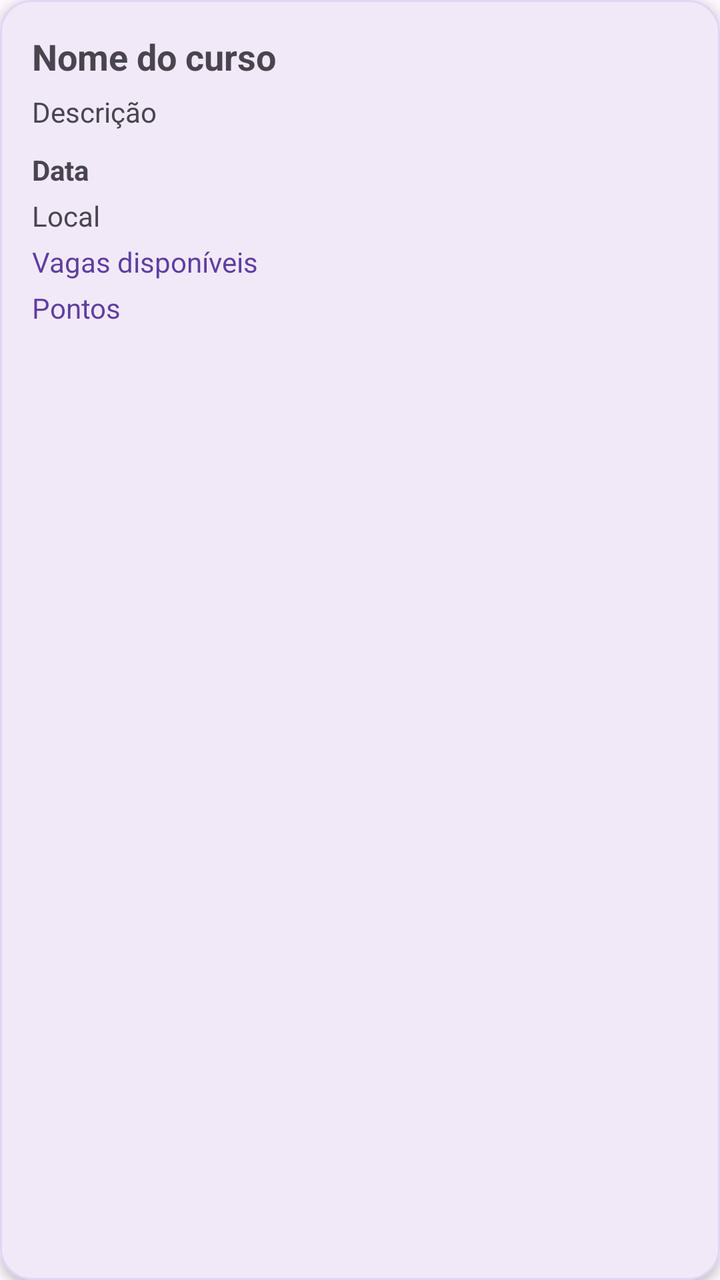
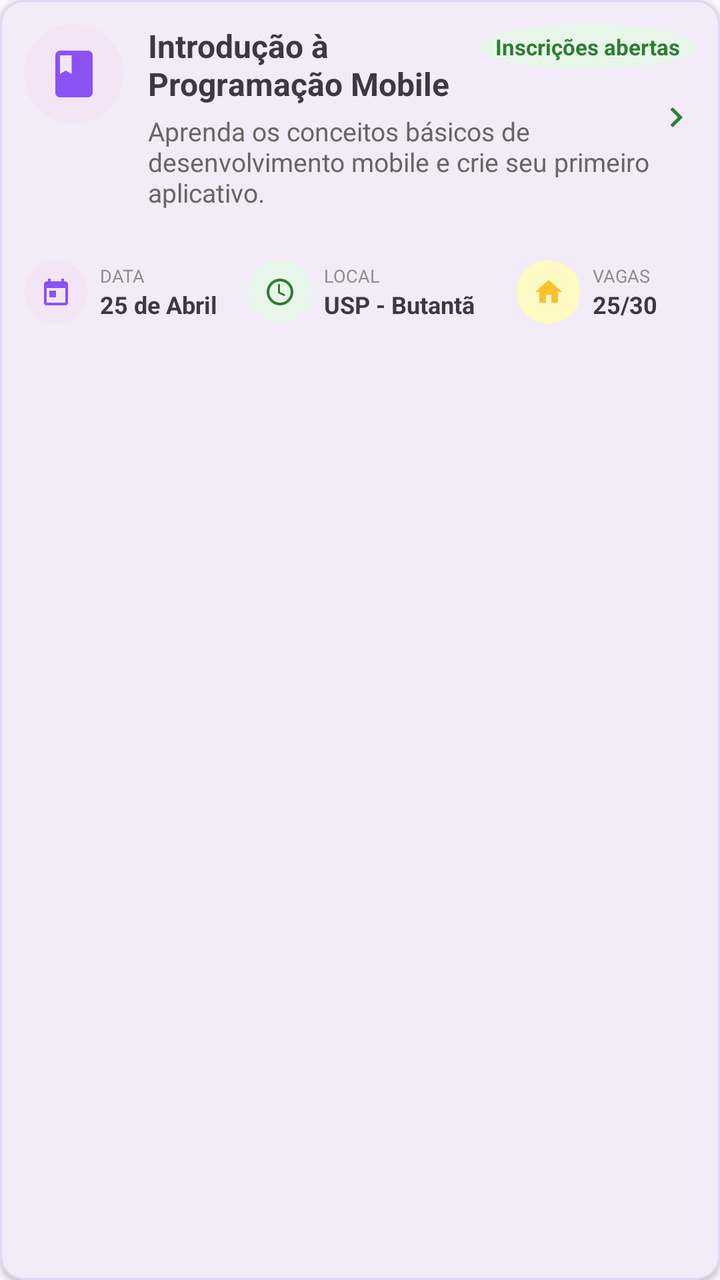

Before-and-after screenshots of an Android layout around one commit, followed by the original layout XML and the change that was made.
<!-- AndroidManifest.xml: application theme Theme.NextStepApp -->
<!-- res/layout/item_curso.xml -->
<?xml version="1.0" encoding="utf-8"?>
<com.google.android.material.card.MaterialCardView
    xmlns:android="http://schemas.android.com/apk/res/android"
    xmlns:app="http://schemas.android.com/apk/res-auto"
    android:layout_width="match_parent"
    android:layout_height="wrap_content"
    android:layout_marginBottom="12dp"
    app:cardCornerRadius="16dp"
    app:cardElevation="3dp"
    app:contentPadding="16dp"
    app:strokeColor="#E0D6F3"
    app:strokeWidth="1dp">

    <LinearLayout
        android:layout_width="match_parent"
        android:layout_height="wrap_content"
        android:orientation="vertical">

        <TextView
            android:id="@+id/tvNomeCurso"
            android:layout_width="match_parent"
            android:layout_height="wrap_content"
            android:text="Nome do curso"
            android:textSize="18sp"
            android:textStyle="bold" />

        <TextView
            android:id="@+id/tvDescricaoCurso"
            android:layout_width="match_parent"
            android:layout_height="wrap_content"
            android:layout_marginTop="6dp"
            android:text="Descrição"
            android:textSize="14sp" />

        <TextView
            android:id="@+id/tvDataCurso"
            android:layout_width="match_parent"
            android:layout_height="wrap_content"
            android:layout_marginTop="10dp"
            android:text="Data"
            android:textSize="14sp"
            android:textStyle="bold" />

        <TextView
            android:id="@+id/tvLocalCurso"
            android:layout_width="match_parent"
            android:layout_height="wrap_content"
            android:layout_marginTop="4dp"
            android:text="Local"
            android:textSize="14sp" />

        <TextView
            android:id="@+id/tvVagasCurso"
            android:layout_width="match_parent"
            android:layout_height="wrap_content"
            android:layout_marginTop="4dp"
            android:text="Vagas disponíveis"
            android:textSize="14sp"
            android:textColor="#5E3EA1" />

        <TextView
            android:id="@+id/tvPontosCurso"
            android:layout_width="match_parent"
            android:layout_height="wrap_content"
            android:layout_marginTop="4dp"
            android:text="Pontos"
            android:textSize="14sp"
            android:textColor="#5E3EA1" />

    </LinearLayout>

</com.google.android.material.card.MaterialCardView>
<!-- resources referenced by this layout -->
<resources>
  <style name="Theme.NextStepApp" parent="Base.Theme.NextStepApp" />
  <style name="Base.Theme.NextStepApp" parent="Theme.Material3.DayNight.NoActionBar">
          
          
      </style>
</resources>

<!-- the commit's change to res/layout/item_curso.xml (unified diff, before → after) -->
@@ -1,72 +1,161 @@
 <?xml version="1.0" encoding="utf-8"?>
-<com.google.android.material.card.MaterialCardView
-    xmlns:android="http://schemas.android.com/apk/res/android"
+<com.google.android.material.card.MaterialCardView xmlns:android="http://schemas.android.com/apk/res/android"
     xmlns:app="http://schemas.android.com/apk/res-auto"
+    android:id="@+id/cardCursoItem"
     android:layout_width="match_parent"
     android:layout_height="wrap_content"
-    android:layout_marginBottom="12dp"
-    app:cardCornerRadius="16dp"
-    app:cardElevation="3dp"
-    app:contentPadding="16dp"
+    android:layout_marginHorizontal="4dp"
+    android:layout_marginVertical="8dp"
+    android:clickable="true"
+    android:focusable="true"
+    android:foreground="?attr/selectableItemBackground"
+    app:cardCornerRadius="12dp"
+    app:cardElevation="2dp"
     app:strokeColor="#E0D6F3"
     app:strokeWidth="1dp">
 
-    <LinearLayout
+    <androidx.constraintlayout.widget.ConstraintLayout
         android:layout_width="match_parent"
         android:layout_height="wrap_content"
-        android:orientation="vertical">
+        android:padding="12dp">
 
+        
+        <View
+            android:id="@+id/iconBackground"
+            android:layout_width="50dp"
+            android:layout_height="50dp"
+            android:background="@drawable/light_purple_circle"
+            app:layout_constraintStart_toStartOf="parent"
+            app:layout_constraintTop_toTopOf="parent" />
+
+        <ImageView
+            android:id="@+id/ivIconCurso"
+            android:layout_width="28dp"
+            android:layout_height="28dp"
+            android:src="@drawable/ic_courses"
+            app:layout_constraintBottom_toBottomOf="@id/iconBackground"
+            app:layout_constraintEnd_toEndOf="@id/iconBackground"
+            app:layout_constraintStart_toStartOf="@id/iconBackground"
+            app:layout_constraintTop_toTopOf="@id/iconBackground"
+            app:tint="@color/purple_primary" />
+
+        
         <TextView
             android:id="@+id/tvNomeCurso"
-            android:layout_width="match_parent"
+            android:layout_width="0dp"
             android:layout_height="wrap_content"
-            android:text="Nome do curso"
-            android:textSize="18sp"
-            android:textStyle="bold" />
+            android:layout_marginStart="12dp"
+            android:layout_marginEnd="8dp"
+            android:text="Introdução à Programação Mobile"
+            android:textColor="#3F3745"
+            android:textSize="16sp"
+            android:textStyle="bold"
+            app:layout_constraintEnd_toStartOf="@+id/tvBadgeStatus"
+            app:layout_constraintStart_toEndOf="@id/iconBackground"
+            app:layout_constraintTop_toTopOf="parent" />
 
         <TextView
             android:id="@+id/tvDescricaoCurso"
+            android:layout_width="0dp"
+            android:layout_height="wrap_content"
+            android:layout_marginTop="4dp"
+            android:text="Aprenda os conceitos básicos de desenvolvimento mobile e crie seu primeiro aplicativo."
+            android:textColor="#666666"
+            android:textSize="13sp"
+            app:layout_constraintEnd_toStartOf="@+id/ivChevron"
+            app:layout_constraintStart_toStartOf="@id/tvNomeCurso"
+            app:layout_constraintTop_toBottomOf="@id/tvNomeCurso" />
+
+        
+        <TextView
+            android:id="@+id/tvBadgeStatus"
+            android:layout_width="wrap_content"
+            android:layout_height="wrap_content"
+            android:background="@drawable/light_green_circle"
+            android:paddingHorizontal="8dp"
+            android:paddingVertical="4dp"
+            android:text="Inscrições abertas"
+            android:textColor="#2E7D32"
+            android:textSize="11sp"
+            android:textStyle="bold"
+            app:layout_constraintEnd_toEndOf="parent"
+            app:layout_constraintTop_toTopOf="parent" />
+
+        
+        <ImageView
+            android:id="@+id/ivChevron"
+            android:layout_width="20dp"
+            android:layout_height="20dp"
+            android:src="@drawable/ic_chevron_right"
+            app:layout_constraintBottom_toBottomOf="@id/tvDescricaoCurso"
+            app:layout_constraintEnd_toEndOf="parent"
+            app:layout_constraintTop_toTopOf="@id/tvNomeCurso"
+            app:tint="#2E7D32" />
+
+        
+        <View
+            android:id="@+id/innerDivider"
+            android:layout_width="0dp"
+            android:layout_height="1dp"
+            android:layout_marginTop="12dp"
+            android:background="#F0F0F0"
+            app:layout_constraintEnd_toEndOf="parent"
+            app:layout_constraintStart_toStartOf="parent"
+            app:layout_constraintTop_toBottomOf="@id/tvDescricaoCurso" />
+
+        
+        <LinearLayout
             android:layout_width="match_parent"
             android:layout_height="wrap_content"
-            android:layout_marginTop="6dp"
-            android:text="Descrição"
-            android:textSize="14sp" />
+            android:layout_marginTop="12dp"
+            android:gravity="center_vertical"
+            android:orientation="horizontal"
+            app:layout_constraintTop_toBottomOf="@id/innerDivider">
 
-        <TextView
-            android:id="@+id/tvDataCurso"
-            android:layout_width="match_parent"
-            android:layout_height="wrap_content"
-            android:layout_marginTop="10dp"
-            android:text="Data"
-            android:textSize="14sp"
-            android:textStyle="bold" />
+            
+            <LinearLayout
+                android:layout_width="0dp"
+                android:layout_height="wrap_content"
+                android:layout_weight="1"
+                android:gravity="center_vertical"
+                android:orientation="horizontal">
+                <ImageView android:layout_width="32dp" android:layout_height="32dp" android:src="@drawable/ic_calendar" android:background="@drawable/light_purple_circle" android:padding="8dp" app:tint="@color/purple_primary"/>
+                <LinearLayout android:layout_width="wrap_content" android:layout_height="wrap_content" android:orientation="vertical" android:layout_marginStart="6dp">
+                    <TextView android:layout_width="wrap_content" android:layout_height="wrap_content" android:text="DATA" android:textSize="9sp" android:textColor="#8E8E8E"/>
+                    <TextView android:id="@+id/tvDataCurso" android:layout_width="wrap_content" android:layout_height="wrap_content" android:text="25 de Abril" android:textSize="12sp" android:textStyle="bold" android:textColor="#3F3745"/>
+                </LinearLayout>
+            </LinearLayout>
 
-        <TextView
-            android:id="@+id/tvLocalCurso"
-            android:layout_width="match_parent"
-            android:layout_height="wrap_content"
-            android:layout_marginTop="4dp"
-            android:text="Local"
-            android:textSize="14sp" />
+            
+            <LinearLayout
+                android:layout_width="0dp"
+                android:layout_height="wrap_content"
+                android:layout_weight="1.2"
+                android:gravity="center_vertical"
+                android:orientation="horizontal">
+                <ImageView android:layout_width="32dp" android:layout_height="32dp" android:src="@drawable/ic_presence" android:background="@drawable/light_green_circle" android:padding="8dp" app:tint="#2E7D32"/>
+                <LinearLayout android:layout_width="wrap_content" android:layout_height="wrap_content" android:orientation="vertical" android:layout_marginStart="6dp">
+                    <TextView android:layout_width="wrap_content" android:layout_height="wrap_content" android:text="LOCAL" android:textSize="9sp" android:textColor="#8E8E8E"/>
+                    <TextView android:id="@+id/tvLocalCurso" android:layout_width="wrap_content" android:layout_height="wrap_content" android:text="USP - Butantã" android:textSize="12sp" android:textStyle="bold" android:textColor="#3F3745"/>
+                </LinearLayout>
+            </LinearLayout>
 
-        <TextView
-            android:id="@+id/tvVagasCurso"
-            android:layout_width="match_parent"
-            android:layout_height="wrap_content"
-            android:layout_marginTop="4dp"
-            android:text="Vagas disponíveis"
-            android:textSize="14sp"
-            android:textColor="#5E3EA1" />
+            
+            <LinearLayout
+                android:layout_width="0dp"
+                android:layout_height="wrap_content"
+                android:layout_weight="0.8"
+                android:gravity="center_vertical"
+                android:orientation="horizontal">
+                <ImageView android:layout_width="32dp" android:layout_height="32dp" android:src="@drawable/ic_home" android:background="@drawable/light_yellow_circle" android:padding="8dp" app:tint="#FBC02D"/>
+                <LinearLayout android:layout_width="wrap_content" android:layout_height="wrap_content" android:orientation="vertical" android:layout_marginStart="6dp">
+                    <TextView android:layout_width="wrap_content" android:layout_height="wrap_content" android:text="VAGAS" android:textSize="9sp" android:textColor="#8E8E8E"/>
+                    <TextView android:id="@+id/tvVagasCurso" android:layout_width="wrap_content" android:layout_height="wrap_content" android:text="25/30" android:textSize="12sp" android:textStyle="bold" android:textColor="#3F3745"/>
+                </LinearLayout>
+            </LinearLayout>
 
-        <TextView
-            android:id="@+id/tvPontosCurso"
-            android:layout_width="match_parent"
-            android:layout_height="wrap_content"
-            android:layout_marginTop="4dp"
-            android:text="Pontos"
-            android:textSize="14sp"
-            android:textColor="#5E3EA1" />
+        </LinearLayout>
 
-    </LinearLayout>
+    </androidx.constraintlayout.widget.ConstraintLayout>
 
 </com.google.android.material.card.MaterialCardView>
<!-- resource entries referenced after the edit -->
@@ -1,5 +1,74 @@
 <!-- resources referenced by this layout -->
 <resources>
+  <color name="purple_primary">#8A52F2</color>
+  <!-- drawable ic_calendar (drawable) -->
+  <vector xmlns:android="http://schemas.android.com/apk/res/android"
+      android:width="24dp"
+      android:height="24dp"
+      android:viewportWidth="24"
+      android:viewportHeight="24">
+      <path
+          android:fillColor="#FF000000"
+          android:pathData="M19,4H18V2H16V4H8V2H6V4H5C3.89,4 3.01,4.9 3.01,6L3,20C3,21.1 3.89,22 5,22H19C20.1,22 21,21.1 21,20V6C21,4.9 20.1,4 19,4ZM19,20H5V9H19V20ZM7,11H12V16H7V11Z" />
+  </vector>
+  <!-- drawable ic_chevron_right (drawable) -->
+  <vector xmlns:android="http://schemas.android.com/apk/res/android"
+      android:width="24dp"
+      android:height="24dp"
+      android:viewportWidth="24"
+      android:viewportHeight="24">
+      <path
+          android:fillColor="#FF000000"
+          android:pathData="M10,6L8.59,7.41L13.17,12L8.59,16.59L10,18L16,12L10,6Z" />
+  </vector>
+  <!-- drawable ic_courses (drawable) -->
+  <vector xmlns:android="http://schemas.android.com/apk/res/android"
+      android:width="24dp"
+      android:height="24dp"
+      android:viewportWidth="24"
+      android:viewportHeight="24">
+      <path
+          android:fillColor="#FF000000"
+          android:pathData="M18,2H6C4.9,2 4,2.9 4,4V20C4,21.1 4.9,22 6,22H18C19.1,22 20,21.1 20,20V4C20,2.9 19.1,2 18,2ZM6,4H11V12L8.5,10.5L6,12V4Z" />
+  </vector>
+  <!-- drawable ic_home (drawable) -->
+  <vector xmlns:android="http://schemas.android.com/apk/res/android"
+      android:width="24dp"
+      android:height="24dp"
+      android:viewportWidth="24"
+      android:viewportHeight="24">
+      <path
+          android:fillColor="#FF000000"
+          android:pathData="M10,20V14H14V20H19V12H22L12,3L2,12H5V20H10Z" />
+  </vector>
+  <!-- drawable ic_presence (drawable) -->
+  <vector xmlns:android="http://schemas.android.com/apk/res/android"
+      android:width="24dp"
+      android:height="24dp"
+      android:viewportWidth="24"
+      android:viewportHeight="24">
+      <path
+          android:fillColor="#FF000000"
+          android:pathData="M12,2C6.48,2 2,6.48 2,12C2,17.52 6.48,22 12,22C17.52,22 22,17.52 22,12C22,6.48 17.52,2 12,2ZM12,20C7.59,20 4,16.41 4,12C4,7.59 7.59,4 12,4C16.41,4 20,7.59 20,12C20,16.41 16.41,20 12,20ZM12,6V12L16,14L15.2,15.2L10.5,12.8V6H12Z" />
+  </vector>
+  <!-- drawable light_green_circle (drawable) -->
+  <?xml version="1.0" encoding="utf-8"?>
+  <shape xmlns:android="http://schemas.android.com/apk/res/android"
+      android:shape="oval">
+      <solid android:color="#E8F5E9" />
+  </shape>
+  <!-- drawable light_purple_circle (drawable) -->
+  <?xml version="1.0" encoding="utf-8"?>
+  <shape xmlns:android="http://schemas.android.com/apk/res/android"
+      android:shape="oval">
+      <solid android:color="#F3E5F5" />
+  </shape>
+  <!-- drawable light_yellow_circle (drawable) -->
+  <?xml version="1.0" encoding="utf-8"?>
+  <shape xmlns:android="http://schemas.android.com/apk/res/android"
+      android:shape="oval">
+      <solid android:color="#FFF9C4" />
+  </shape>
   <style name="Theme.NextStepApp" parent="Base.Theme.NextStepApp" />
   <style name="Base.Theme.NextStepApp" parent="Theme.Material3.DayNight.NoActionBar">
           
